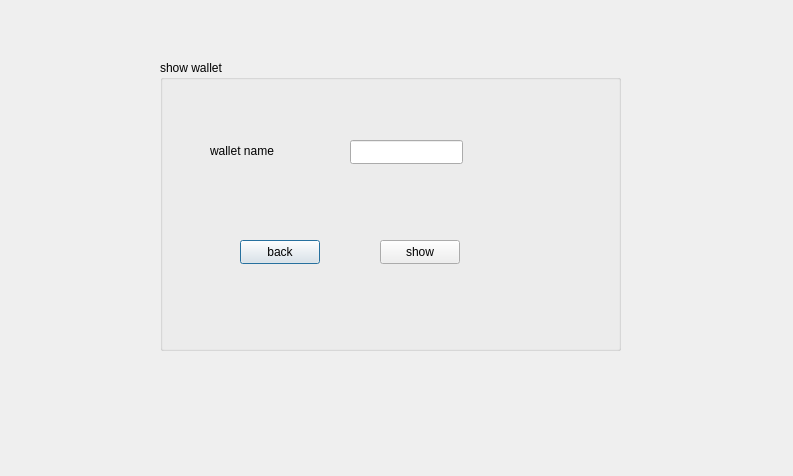
Above: iut/showwallet.ui from Ps3383/iut_wallet before the change. Below: the same form after it.
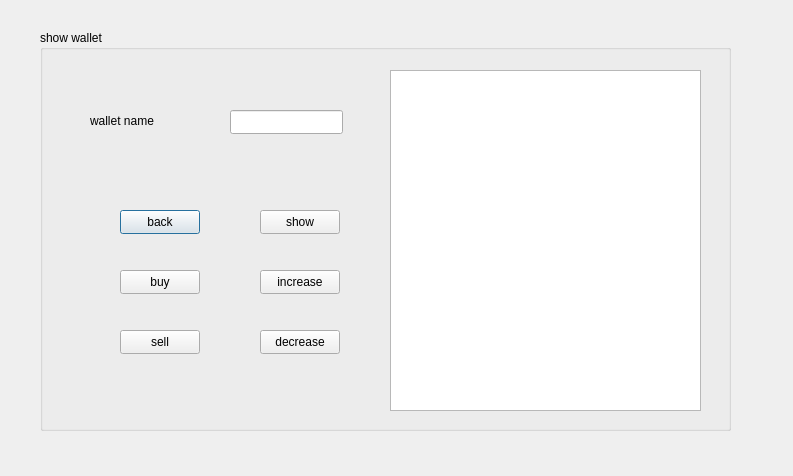
That is the form after the change.

Commit message: buy and sell

```diff
--- a/iut/showwallet.ui
+++ b/iut/showwallet.ui
@@ -16,10 +16,10 @@
   <widget class="QGroupBox" name="groupBox">
    <property name="geometry">
     <rect>
-     <x>160</x>
-     <y>60</y>
-     <width>461</width>
-     <height>291</height>
+     <x>40</x>
+     <y>30</y>
+     <width>691</width>
+     <height>401</height>
     </rect>
    </property>
    <property name="title">
@@ -74,6 +74,68 @@
      <string>show</string>
     </property>
    </widget>
+   <widget class="QTextBrowser" name="textBrowser">
+    <property name="geometry">
+     <rect>
+      <x>350</x>
+      <y>40</y>
+      <width>311</width>
+      <height>341</height>
+     </rect>
+    </property>
+   </widget>
+   <widget class="QPushButton" name="buy">
+    <property name="geometry">
+     <rect>
+      <x>80</x>
+      <y>240</y>
+      <width>80</width>
+      <height>24</height>
+     </rect>
+    </property>
+    <property name="text">
+     <string>buy</string>
+    </property>
+   </widget>
+   <widget class="QPushButton" name="increase">
+    <property name="geometry">
+     <rect>
+      <x>220</x>
+      <y>240</y>
+      <width>80</width>
+      <height>24</height>
+     </rect>
+    </property>
+    <property name="text">
+     <string>increase</string>
+    </property>
+   </widget>
+   <widget class="QPushButton" name="sell">
+    <property name="geometry">
+     <rect>
+      <x>80</x>
+      <y>300</y>
+      <width>80</width>
+      <height>24</height>
+     </rect>
+    </property>
+    <property name="text">
+     <string>sell</string>
+    </property>
+   </widget>
+   <widget class="QPushButton" name="decrease">
+    <property name="geometry">
+     <rect>
+      <x>220</x>
+      <y>300</y>
+      <width>80</width>
+      <height>24</height>
+     </rect>
+    </property>
+    <property name="text">
+     <string>decrease</string>
+    </property>
+   </widget>
   </widget>
  </widget>
  <resources/>
```
The commit also changes 48 other files.
